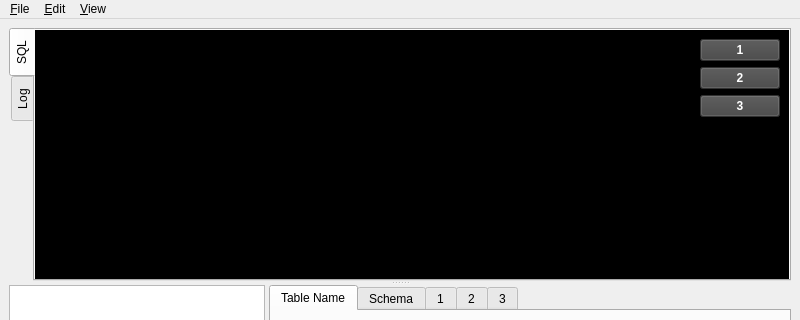
First picture: the form in database_dossier/ui/main_window.ui, repository nshiell/database-dossier, before the edit; both pictures show x 0 to 800 and y 0 to 320 of the 800 by 600 pixel window.
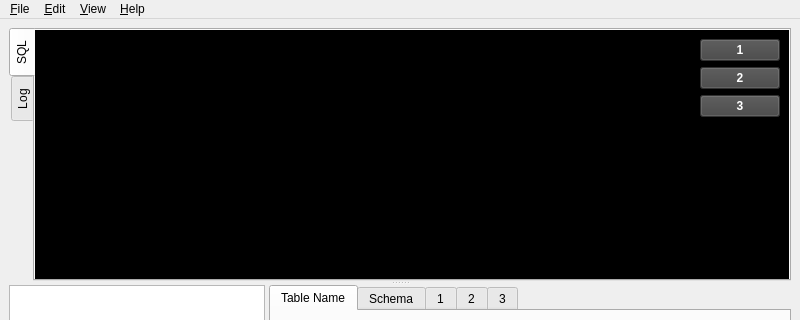
Second picture: the form after the edit. Icons and pictures are not drawn.

Commit message: UI menu items and subclass dialogs

What changed in the file:
```diff
--- a/database_dossier/ui/main_window.ui
+++ b/database_dossier/ui/main_window.ui
@@ -339,9 +339,19 @@
     <addaction name="action_text_size_increase"/>
     <addaction name="action_text_size_decrease"/>
    </widget>
+   <widget class="QMenu" name="menu_Help">
+    <property name="title">
+     <string>&amp;Help</string>
+    </property>
+    <addaction name="action_help"/>
+    <addaction name="action_donate"/>
+    <addaction name="separator"/>
+    <addaction name="action_about"/>
+   </widget>
    <addaction name="menu_File"/>
    <addaction name="menu_Edit"/>
    <addaction name="menu_View"/>
+   <addaction name="menu_Help"/>
   </widget>
   <widget class="QStatusBar" name="statusbar"/>
   <action name="action_create_connection">
```
Left out of the diff: 35 changed lines with no effect on the pictures. The commit also changes 2 other files.
